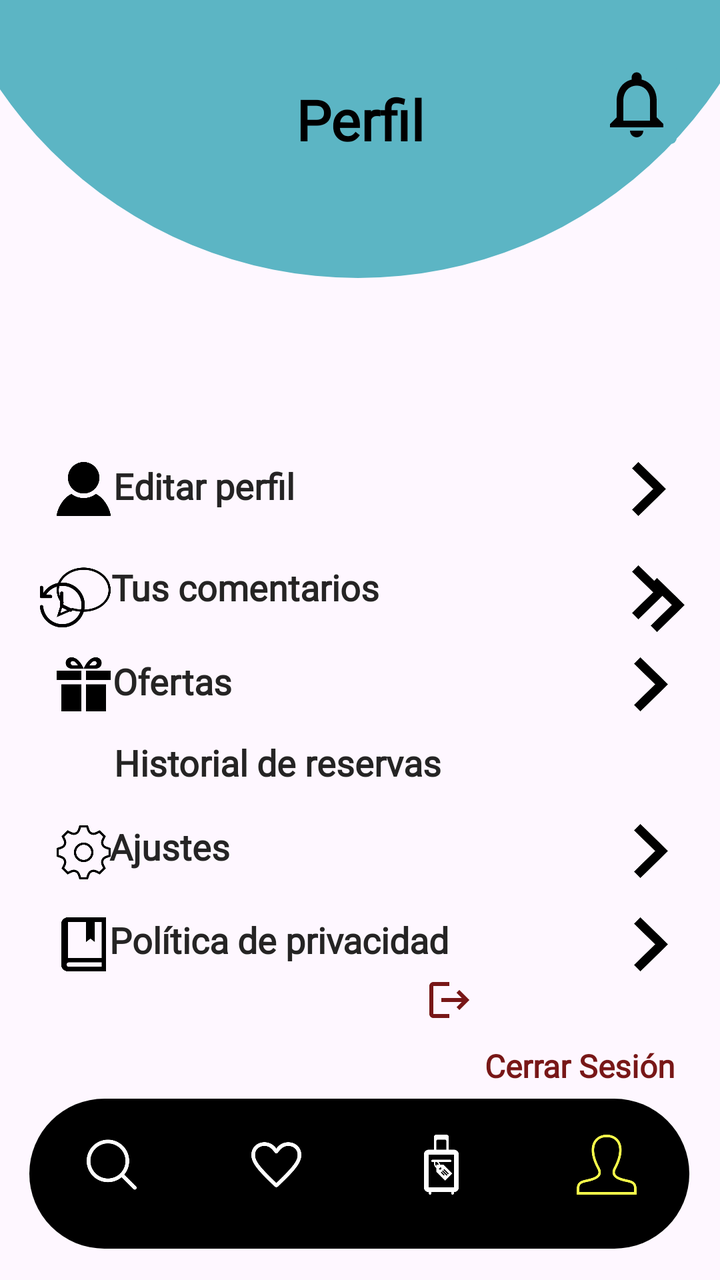
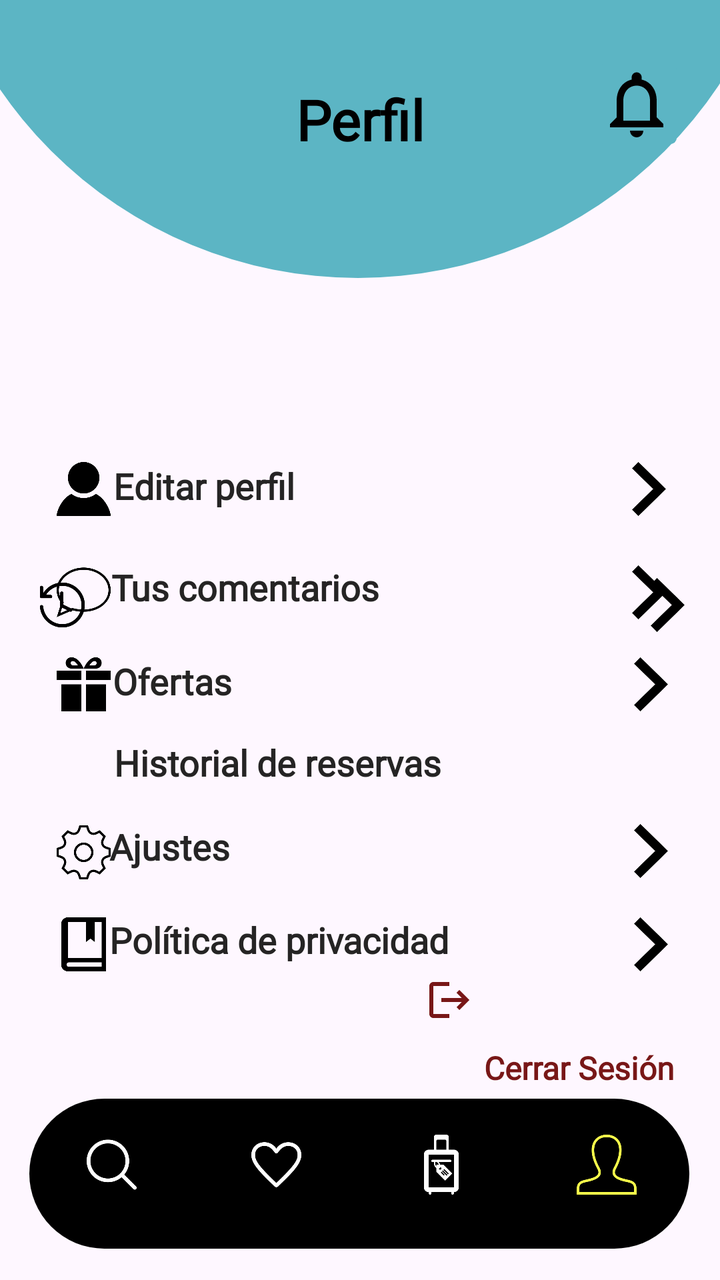

Compare the two renders of this Android layout. The source of the first and the diff that turns it into the second are given below.
<!-- AndroidManifest.xml: application theme Theme.GoStay -->
<!-- res/layout/activity_perfil.xml -->
<?xml version="1.0" encoding="utf-8"?>
<androidx.constraintlayout.widget.ConstraintLayout xmlns:android="http://schemas.android.com/apk/res/android"
    xmlns:app="http://schemas.android.com/apk/res-auto"
    xmlns:tools="http://schemas.android.com/tools"
    android:id="@+id/main"
    android:layout_width="match_parent"
    android:layout_height="match_parent"
    tools:context=".Perfil">

    <com.google.android.material.bottomnavigation.BottomNavigationView
        android:id="@+id/imvFotoPerfil"
        android:layout_width="330dp"
        android:layout_height="75dp"
        android:layout_gravity="bottom"
        android:background="@drawable/negro_menu"
        app:layout_constraintBottom_toBottomOf="parent"
        app:layout_constraintEnd_toEndOf="parent"
        app:layout_constraintHorizontal_bias="0.494"
        app:layout_constraintStart_toStartOf="parent"
        app:layout_constraintTop_toTopOf="parent"
        app:layout_constraintVertical_bias="0.972">

        <LinearLayout
            android:layout_width="match_parent"
            android:layout_height="match_parent"
            android:orientation="horizontal">


            <ImageView
                android:id="@+id/imvBuscarb"
                android:layout_width="6dp"
                android:layout_height="30dp"
                android:layout_margin="18dp"
                android:layout_weight="1"
                app:srcCompat="@drawable/buscarblanco" />

            <ImageView
                android:id="@+id/imvFavoritos"
                android:layout_width="6dp"
                android:layout_height="30dp"
                android:layout_margin="18dp"
                android:layout_weight="1"
                app:srcCompat="@drawable/favoritosblanco" />

            <ImageView
                android:id="@+id/imvReservas"
                android:layout_width="6dp"
                android:layout_height="30dp"
                android:layout_margin="18dp"
                android:layout_weight="1"
                app:srcCompat="@drawable/reservablanca" />



            <ImageView
                android:id="@+id/imvPerfila"
                android:layout_width="6dp"
                android:layout_height="30dp"
                android:layout_margin="18dp"
                android:layout_weight="1"
                app:srcCompat="@drawable/perfilamarillo" />

        </LinearLayout>
    </com.google.android.material.bottomnavigation.BottomNavigationView>

    <ImageView
        android:id="@+id/imageView3"
        android:layout_width="434dp"
        android:layout_height="449dp"
        android:layout_marginBottom="92dp"
        app:layout_constraintBottom_toTopOf="@+id/txtInformaciónPer"
        app:layout_constraintEnd_toEndOf="parent"
        app:layout_constraintHorizontal_bias="0.521"
        app:layout_constraintStart_toStartOf="parent"
        app:srcCompat="@drawable/cuadro_celeste_perfil" />

    <com.google.android.material.imageview.ShapeableImageView
        android:id="@+id/imvPerfilUsu"
        android:layout_width="141dp"
        android:layout_height="139dp"
        android:scaleType="centerCrop"
        app:layout_constraintBottom_toBottomOf="parent"
        app:layout_constraintEnd_toEndOf="parent"
        app:layout_constraintStart_toStartOf="parent"
        app:layout_constraintTop_toTopOf="parent"
        app:layout_constraintVertical_bias="0.19"
        app:shapeAppearanceOverlay="@style/RoundImage" />

    <TextView
        android:id="@+id/textView6"
        android:layout_width="wrap_content"
        android:layout_height="wrap_content"
        android:fontFamily="@font/poppins"
        android:text="@string/perfil"
        android:textColor="@color/black"
        android:textSize="28sp"
        android:textStyle="bold"
        app:layout_constraintBottom_toBottomOf="parent"
        app:layout_constraintEnd_toEndOf="parent"
        app:layout_constraintStart_toStartOf="parent"
        app:layout_constraintTop_toTopOf="parent"
        app:layout_constraintVertical_bias="0.068" />

    <ImageView
        android:id="@+id/imvOfertas"
        android:layout_width="27sp"
        android:layout_height="27sp"
        app:layout_constraintBottom_toBottomOf="parent"
        app:layout_constraintEnd_toEndOf="parent"
        app:layout_constraintHorizontal_bias="0.937"
        app:layout_constraintStart_toStartOf="parent"
        app:layout_constraintTop_toTopOf="parent"
        app:layout_constraintVertical_bias="0.536"
        app:srcCompat="@drawable/icnext" />

    <ImageView
        android:id="@+id/imvComentarios"
        android:layout_width="27sp"
        android:layout_height="27sp"
        app:layout_constraintBottom_toBottomOf="parent"
        app:layout_constraintEnd_toEndOf="parent"
        app:layout_constraintHorizontal_bias="0.934"
        app:layout_constraintStart_toStartOf="parent"
        app:layout_constraintTop_toTopOf="parent"
        app:layout_constraintVertical_bias="0.461"
        app:srcCompat="@drawable/icnext" />

    <ImageView
        android:id="@+id/imageView19"
        android:layout_width="27sp"
        android:layout_height="27sp"
        app:layout_constraintBottom_toBottomOf="parent"
        app:layout_constraintEnd_toEndOf="parent"
        app:layout_constraintHorizontal_bias="0.085"
        app:layout_constraintStart_toStartOf="parent"
        app:layout_constraintTop_toTopOf="parent"
        app:layout_constraintVertical_bias="0.748"
        app:srcCompat="@drawable/icpoliticas" />

    <ImageView
        android:id="@+id/icoAjustes"
        android:layout_width="27sp"
        android:layout_height="27sp"
        app:layout_constraintBottom_toBottomOf="parent"
        app:layout_constraintEnd_toEndOf="parent"
        app:layout_constraintHorizontal_bias="0.085"
        app:layout_constraintStart_toStartOf="parent"
        app:layout_constraintTop_toTopOf="parent"
        app:layout_constraintVertical_bias="0.673"
        app:srcCompat="@drawable/ajustes" />

    <ImageView
        android:id="@+id/imvAjustes"
        android:layout_width="27sp"
        android:layout_height="27sp"
        app:layout_constraintBottom_toBottomOf="parent"
        app:layout_constraintEnd_toEndOf="parent"
        app:layout_constraintHorizontal_bias="0.937"
        app:layout_constraintStart_toStartOf="parent"
        app:layout_constraintTop_toTopOf="parent"
        app:layout_constraintVertical_bias="0.672"
        app:srcCompat="@drawable/icnext" />

    <ImageView
        android:id="@+id/imvPoliticas"
        android:layout_width="27sp"
        android:layout_height="27sp"
        app:layout_constraintBottom_toBottomOf="parent"
        app:layout_constraintEnd_toEndOf="parent"
        app:layout_constraintHorizontal_bias="0.937"
        app:layout_constraintStart_toStartOf="parent"
        app:layout_constraintTop_toTopOf="parent"
        app:layout_constraintVertical_bias="0.748"
        app:srcCompat="@drawable/icnext" />

    <TextView
        android:id="@+id/txtInformaciónPer"
        android:layout_width="247dp"
        android:layout_height="38dp"
        android:fontFamily="@font/poppins"
        android:text="@string/editarperfil"
        android:textColor="#252424"
        android:textSize="18sp"
        android:textStyle="bold"
        app:layout_constraintBottom_toBottomOf="parent"
        app:layout_constraintEnd_toEndOf="parent"
        app:layout_constraintStart_toStartOf="parent"
        app:layout_constraintTop_toTopOf="parent"
        app:layout_constraintVertical_bias="0.383" />

    <ImageView
        android:id="@+id/imageView16"
        android:layout_width="27dp"
        android:layout_height="27dp"
        app:layout_constraintBottom_toBottomOf="parent"
        app:layout_constraintEnd_toEndOf="parent"
        app:layout_constraintHorizontal_bias="0.085"
        app:layout_constraintStart_toStartOf="parent"
        app:layout_constraintTop_toTopOf="parent"
        app:layout_constraintVertical_bias="0.377"
        app:srcCompat="@drawable/icuser" />

    <TextView
        android:id="@+id/txtOfertas"
        android:layout_width="251dp"
        android:layout_height="31dp"
        android:fontFamily="@font/poppins"
        android:text="@string/ofertas"
        android:textColor="#252424"
        android:textSize="18sp"
        android:textStyle="bold"
        app:layout_constraintBottom_toBottomOf="parent"
        app:layout_constraintEnd_toEndOf="parent"
        app:layout_constraintHorizontal_bias="0.518"
        app:layout_constraintStart_toStartOf="parent"
        app:layout_constraintTop_toTopOf="parent"
        app:layout_constraintVertical_bias="0.539" />

    <ImageView
        android:id="@+id/imvComentario"
        android:layout_width="27sp"
        android:layout_height="27sp"
        app:layout_constraintBottom_toBottomOf="parent"
        app:layout_constraintEnd_toEndOf="parent"
        app:layout_constraintHorizontal_bias="0.085"
        app:layout_constraintStart_toStartOf="parent"
        app:layout_constraintTop_toTopOf="parent"
        app:layout_constraintVertical_bias="0.461"
        app:srcCompat="@drawable/iccomment" />

    <TextView
        android:id="@+id/txtAjustes"
        android:layout_width="251dp"
        android:layout_height="32dp"
        android:fontFamily="@font/poppins"
        android:text="@string/Configuraciones"
        android:textColor="#252424"
        android:textSize="18sp"
        android:textStyle="bold"
        app:layout_constraintBottom_toBottomOf="parent"
        app:layout_constraintEnd_toEndOf="parent"
        app:layout_constraintStart_toStartOf="parent"
        app:layout_constraintTop_toTopOf="parent"
        app:layout_constraintVertical_bias="0.676" />

    <TextView
        android:id="@+id/txtPoliticas"
        android:layout_width="251dp"
        android:layout_height="32dp"
        android:fontFamily="@font/poppins"
        android:text="@string/politicas"
        android:textColor="#252424"
        android:textSize="18sp"
        android:textStyle="bold"
        app:layout_constraintBottom_toBottomOf="parent"
        app:layout_constraintEnd_toEndOf="parent"
        app:layout_constraintStart_toStartOf="parent"
        app:layout_constraintTop_toTopOf="parent"
        app:layout_constraintVertical_bias="0.753" />

    <ImageView
        android:id="@+id/imvOferta"
        android:layout_width="27sp"
        android:layout_height="27sp"
        app:layout_constraintBottom_toBottomOf="parent"
        app:layout_constraintEnd_toEndOf="parent"
        app:layout_constraintHorizontal_bias="0.085"
        app:layout_constraintStart_toStartOf="parent"
        app:layout_constraintTop_toTopOf="parent"
        app:layout_constraintVertical_bias="0.536"
        app:srcCompat="@drawable/ofertas" />

    <ImageView
        android:id="@+id/imvInformacionPer"
        android:layout_width="27sp"
        android:layout_height="27sp"
        app:layout_constraintBottom_toBottomOf="parent"
        app:layout_constraintEnd_toEndOf="parent"
        app:layout_constraintHorizontal_bias="0.934"
        app:layout_constraintStart_toStartOf="parent"
        app:layout_constraintTop_toTopOf="parent"
        app:layout_constraintVertical_bias="0.377"
        app:srcCompat="@drawable/icnext" />

    <TextView
        android:id="@+id/txtComentarios"
        android:layout_width="244dp"
        android:layout_height="31dp"
        android:fontFamily="@font/poppins"
        android:text="@string/Tuscomentarios"
        android:textColor="#252424"
        android:textSize="18sp"
        android:textStyle="bold"
        app:layout_constraintBottom_toBottomOf="parent"
        app:layout_constraintEnd_toEndOf="parent"
        app:layout_constraintHorizontal_bias="0.479"
        app:layout_constraintStart_toStartOf="parent"
        app:layout_constraintTop_toTopOf="parent"
        app:layout_constraintVertical_bias="0.462" />

    <TextView
        android:id="@+id/txtCerrarSesion"
        android:layout_width="wrap_content"
        android:layout_height="wrap_content"
        android:fontFamily="@font/poppins"
        android:text="@string/cerrarsesion"
        android:textColor="#781717"
        android:textSize="16sp"
        android:textStyle="bold"
        app:layout_constraintBottom_toBottomOf="parent"
        app:layout_constraintEnd_toEndOf="parent"
        app:layout_constraintHorizontal_bias="0.917"
        app:layout_constraintStart_toStartOf="parent"
        app:layout_constraintTop_toTopOf="parent"
        app:layout_constraintVertical_bias="0.844" />

    <TextView
        android:id="@+id/txtHistorialReservas"
        android:layout_width="248dp"
        android:layout_height="28dp"
        android:fontFamily="@font/poppins"
        android:text="@string/historese"
        android:textColor="#252424"
        android:textSize="18sp"
        android:textStyle="bold"
        app:layout_constraintBottom_toBottomOf="parent"
        app:layout_constraintEnd_toEndOf="parent"
        app:layout_constraintHorizontal_bias="0.509"
        app:layout_constraintStart_toStartOf="parent"
        app:layout_constraintTop_toTopOf="parent"
        app:layout_constraintVertical_bias="0.603" />

    <ImageView
        android:id="@+id/imvHistorialReserva"
        android:layout_width="27sp"
        android:layout_height="27sp"
        android:layout_marginBottom="324dp"
        app:layout_constraintBottom_toBottomOf="parent"
        app:layout_constraintEnd_toStartOf="@+id/txtHistorialReservas"
        app:layout_constraintHorizontal_bias="0.589"
        app:layout_constraintStart_toStartOf="parent"
        app:srcCompat="@drawable/ichistorial" />

    <ImageView
        android:id="@+id/imvHistorialReservas"
        android:layout_width="27sp"
        android:layout_height="27sp"
        android:layout_marginBottom="324dp"
        app:layout_constraintBottom_toBottomOf="parent"
        app:layout_constraintEnd_toEndOf="parent"
        app:layout_constraintHorizontal_bias="0.547"
        app:layout_constraintStart_toEndOf="@+id/txtHistorialReservas"
        app:srcCompat="@drawable/icnext" />

    <ImageView
        android:id="@+id/imageView12"
        android:layout_width="wrap_content"
        android:layout_height="wrap_content"
        android:layout_marginBottom="128dp"
        app:layout_constraintBottom_toBottomOf="parent"
        app:layout_constraintEnd_toEndOf="parent"
        app:layout_constraintHorizontal_bias="0.633"
        app:layout_constraintStart_toStartOf="parent"
        app:srcCompat="@drawable/cerrarrojito" />

    <ImageButton
        android:id="@+id/imageButton5"
        android:layout_width="wrap_content"
        android:layout_height="wrap_content"
        android:layout_marginTop="32dp"
        android:background="@drawable/cuadro_perfil"
        app:layout_constraintEnd_toEndOf="parent"
        app:layout_constraintHorizontal_bias="0.932"
        app:layout_constraintStart_toStartOf="parent"
        app:layout_constraintTop_toTopOf="parent"
        app:srcCompat="@drawable/notificaciones" />

</androidx.constraintlayout.widget.ConstraintLayout>
<!-- resources referenced by this layout -->
<resources>
  <color name="black">#FF000000</color>
  <!-- drawable ajustes: png bitmap (drawable, 11031 bytes) -->
  <!-- drawable buscarblanco: png bitmap (drawable, 6451 bytes) -->
  <!-- drawable cerrarrojito (drawable) -->
  <vector xmlns:android="http://schemas.android.com/apk/res/android" android:autoMirrored="true" android:height="24dp" android:tint="#781717" android:viewportHeight="24" android:viewportWidth="24" android:width="24dp">
        
      <path android:fillColor="@android:color/white" android:pathData="M17,7l-1.41,1.41L18.17,11H8v2h10.17l-2.58,2.58L17,17l5,-5zM4,5h8V3H4c-1.1,0 -2,0.9 -2,2v14c0,1.1 0.9,2 2,2h8v-2H4V5z"/>
      
  </vector>
  <!-- drawable cuadro_celeste_perfil (drawable) -->
  <?xml version="1.0" encoding="utf-8"?>
  <selector xmlns:android="http://schemas.android.com/apk/res/android">
      <item>
          <shape>
              <corners android:radius="300dp"></corners>
              <solid android:color="#5CB5C4"></solid>
  
          </shape>
      </item>
  </selector>
  <!-- drawable cuadro_perfil (drawable) -->
  <?xml version="1.0" encoding="utf-8"?>
  <selector xmlns:android="http://schemas.android.com/apk/res/android">
      <item>
          <shape>
              <corners android:radius="3dp"></corners>
              <solid android:color="#5CB5C4"></solid>
  
          </shape>
      </item>
  </selector>
  <!-- drawable favoritosblanco: png bitmap (drawable, 6721 bytes) -->
  <!-- drawable iccomment: png bitmap (drawable, 8802 bytes) -->
  <!-- drawable ichistorial: png bitmap (drawable, 8724 bytes) -->
  <!-- drawable icnext: png bitmap (drawable, 4602 bytes) -->
  <!-- drawable icpoliticas: png bitmap (drawable, 2499 bytes) -->
  <!-- drawable icuser: png bitmap (drawable, 6080 bytes) -->
  <!-- drawable negro_menu (drawable) -->
  <?xml version="1.0" encoding="utf-8"?>
  <selector xmlns:android="http://schemas.android.com/apk/res/android">
      <item>
          <shape android:shape="rectangle">
              <solid android:color="@color/black"></solid>
              <corners android:radius="650dp"></corners>
          </shape>
      </item>
  </selector>
  <!-- drawable notificaciones (drawable) -->
  <vector xmlns:android="http://schemas.android.com/apk/res/android" android:height="40dp" android:tint="#020202" android:viewportHeight="24" android:viewportWidth="24" android:width="40dp">
        
      <path android:fillColor="@android:color/white" android:pathData="M12,22c1.1,0 2,-0.9 2,-2h-4c0,1.1 0.9,2 2,2zM18,16v-5c0,-3.07 -1.63,-5.64 -4.5,-6.32L13.5,4c0,-0.83 -0.67,-1.5 -1.5,-1.5s-1.5,0.67 -1.5,1.5v0.68C7.64,5.36 6,7.92 6,11v5l-2,2v1h16v-1l-2,-2zM16,17L8,17v-6c0,-2.48 1.51,-4.5 4,-4.5s4,2.02 4,4.5v6z"/>
      
  </vector>
  <!-- drawable ofertas: png bitmap (drawable, 3592 bytes) -->
  <!-- drawable perfilamarillo: png bitmap (drawable, 9803 bytes) -->
  <!-- drawable reservablanca: png bitmap (drawable, 4713 bytes) -->
  <string name="Configuraciones">Ajustes</string>
  <string name="Tuscomentarios">Tus comentarios</string>
  <string name="cerrarsesion">Cerrar Sesión</string>
  <string name="editarperfil">Editar perfil</string>
  <string name="historese">Historial de reservas</string>
  <string name="ofertas">Ofertas</string>
  <string name="perfil">Perfil</string>
  <string name="politicas">Política de privacidad</string>
  <style name="RoundImage" parent="">
          <item name="cornerFamily">rounded</item>
          <item name="cornerSize">50%</item> 
      </style>
  <style name="Theme.GoStay" parent="Base.Theme.GoStay" />
  <style name="Base.Theme.GoStay" parent="Theme.Material3.DayNight.NoActionBar">
          
          
      </style>
</resources>

<!-- the commit's change to res/layout/activity_perfil.xml (unified diff, before → after) -->
@@ -51,7 +51,6 @@
                 app:srcCompat="@drawable/reservablanca" />
 
 
-
             <ImageView
                 android:id="@+id/imvPerfila"
                 android:layout_width="6dp"
@@ -74,18 +73,6 @@
         app:layout_constraintStart_toStartOf="parent"
         app:srcCompat="@drawable/cuadro_celeste_perfil" />
 
-    <com.google.android.material.imageview.ShapeableImageView
-        android:id="@+id/imvPerfilUsu"
-        android:layout_width="141dp"
-        android:layout_height="139dp"
-        android:scaleType="centerCrop"
-        app:layout_constraintBottom_toBottomOf="parent"
-        app:layout_constraintEnd_toEndOf="parent"
-        app:layout_constraintStart_toStartOf="parent"
-        app:layout_constraintTop_toTopOf="parent"
-        app:layout_constraintVertical_bias="0.19"
-        app:shapeAppearanceOverlay="@style/RoundImage" />
-
     <TextView
         android:id="@+id/textView6"
         android:layout_width="wrap_content"
@@ -97,6 +84,7 @@
         android:textStyle="bold"
         app:layout_constraintBottom_toBottomOf="parent"
         app:layout_constraintEnd_toEndOf="parent"
+        app:layout_constraintHorizontal_bias="0.5"
         app:layout_constraintStart_toStartOf="parent"
         app:layout_constraintTop_toTopOf="parent"
         app:layout_constraintVertical_bias="0.068" />
@@ -309,10 +297,10 @@
         android:textStyle="bold"
         app:layout_constraintBottom_toBottomOf="parent"
         app:layout_constraintEnd_toEndOf="parent"
-        app:layout_constraintHorizontal_bias="0.917"
-        app:layout_constraintStart_toStartOf="parent"
-        app:layout_constraintTop_toTopOf="parent"
-        app:layout_constraintVertical_bias="0.844" />
+        app:layout_constraintHorizontal_bias="0.194"
+        app:layout_constraintStart_toEndOf="@+id/imageView12"
+        app:layout_constraintTop_toTopOf="parent"
+        app:layout_constraintVertical_bias="0.846" />
 
     <TextView
         android:id="@+id/txtHistorialReservas"
@@ -375,4 +363,17 @@
         app:layout_constraintTop_toTopOf="parent"
         app:srcCompat="@drawable/notificaciones" />
 
+    <ImageView
+        android:id="@+id/imvPerfilUsu"
+        android:layout_width="140dp"
+        android:layout_height="140dp"
+        android:layout_marginTop="16dp"
+        android:visibility="visible"
+        app:layout_constraintEnd_toEndOf="parent"
+        app:layout_constraintHorizontal_bias="0.5"
+        app:layout_constraintStart_toStartOf="parent"
+        app:layout_constraintTop_toBottomOf="@+id/textView6"
+        tools:visibility="visible" />
+
+
 </androidx.constraintlayout.widget.ConstraintLayout>
<!-- resource entries referenced after the edit -->
@@ -64,10 +64,6 @@
   <string name="ofertas">Ofertas</string>
   <string name="perfil">Perfil</string>
   <string name="politicas">Política de privacidad</string>
-  <style name="RoundImage" parent="">
-          <item name="cornerFamily">rounded</item>
-          <item name="cornerSize">50%</item> 
-      </style>
   <style name="Theme.GoStay" parent="Base.Theme.GoStay" />
   <style name="Base.Theme.GoStay" parent="Theme.Material3.DayNight.NoActionBar">
           
